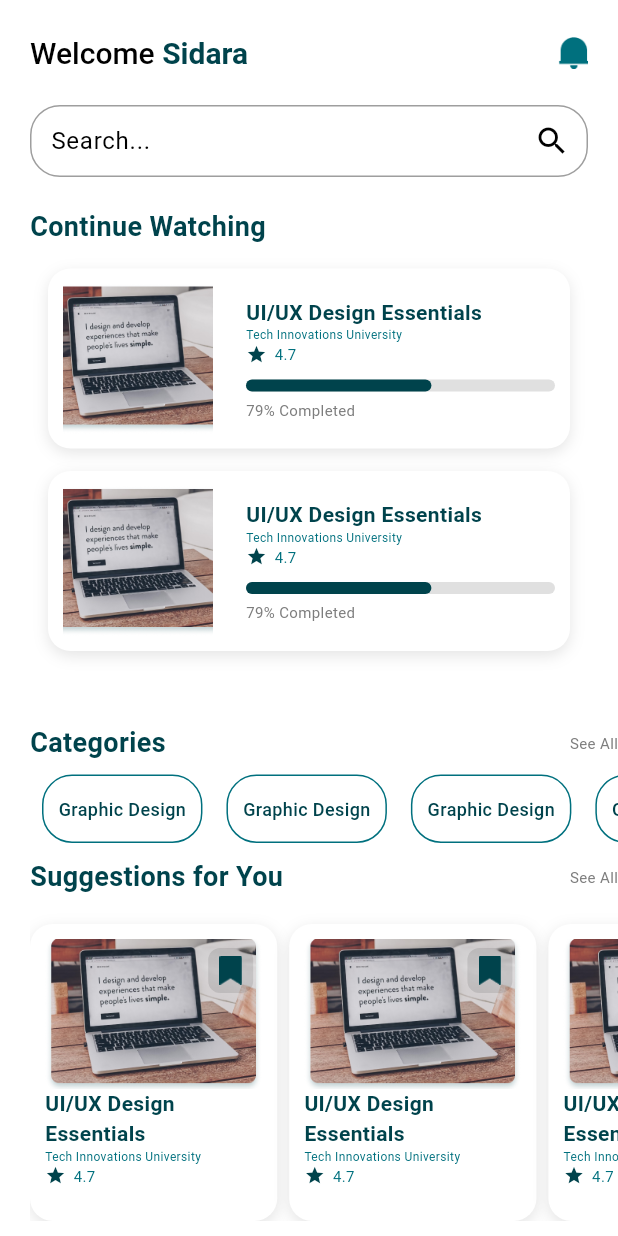
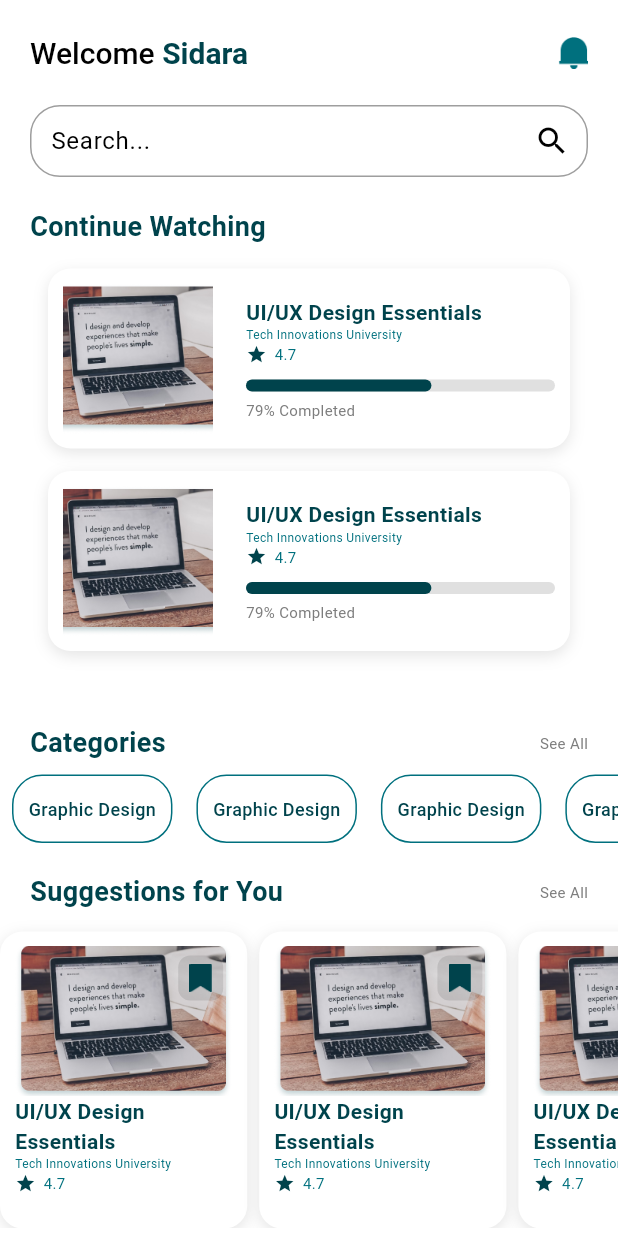
Before and after one commit to swagatapal/E_Learning, a Flutter app: the HomePage screen opened directly, on a phone screen of 412 x 824 dp. Run offline on Flutter 3.47's test engine with Material 3 defaults, Android fonts, the phone set to English and light mode, and no system bars; our stand-ins replace flutter_bounce, persistent_bottom_nav_bar, smooth_page_indicator.

Commit message:
alignment of home page fixed

```diff
--- a/lib/Screens/Home/View/home_page.dart
+++ b/lib/Screens/Home/View/home_page.dart
@@ -82,12 +82,13 @@ class _HomePageState extends State<HomePage> {
                   ],
                 ),
               ),
-              Padding(
-                padding: const EdgeInsets.only(left: 20.0, bottom: 20.0),
-                child: Column(
+              Column(
                 children: [
                   const SizedBox(height: 10),
-                    HomeHeadingText(isVisible: true, headingName: "Categories"),
+                  Padding(
+                    padding: const EdgeInsets.only(left: 20.0, right: 20.0),
+                    child: HomeHeadingText(isVisible: true, headingName: "Categories"),
+                  ),
                   SizedBox(
                     height: ScreenUtils().screenWidth(context) * 0.13,
                     child: ListView.builder(
@@ -99,9 +100,12 @@ class _HomePageState extends State<HomePage> {
                     ),
                   ),
                   const SizedBox(height: 10),
-                    HomeHeadingText(
+                  Padding(
+                    padding: const EdgeInsets.only(left: 20.0, top: 10.0, right: 20.0),
+                    child: HomeHeadingText(
                         isVisible: true, headingName: "Suggestions for You"),
-                    const SizedBox(height: 10),
+                  ),
+                  const SizedBox(height: 5),
                   SizedBox(
                     height: ScreenUtils().screenWidth(context) * 0.5,
                     child: ListView.builder(
@@ -113,9 +117,12 @@ class _HomePageState extends State<HomePage> {
                     ),
                   ),
                   const SizedBox(height: 10),
-                    HomeHeadingText(
+                  Padding(
+                    padding: const EdgeInsets.only(left: 20.0, top: 10.0, right: 20.0),
+                    child: HomeHeadingText(
                         isVisible: true, headingName: "Top Courses"),
-                    const SizedBox(height: 10),
+                  ),
+                  const SizedBox(height: 5),
                   SizedBox(
                     height: ScreenUtils().screenWidth(context) * 0.5,
                     child: ListView.builder(
@@ -128,7 +135,6 @@ class _HomePageState extends State<HomePage> {
                   ),
                 ],
               ),
-              ),
             ],
           ),
         ),
```
Also changed, not shown: lib/Screens/Home/Widgets/suggestions_item.dart (+9 -3 lines). Lines whose indentation alone changed are shown as unchanged.
